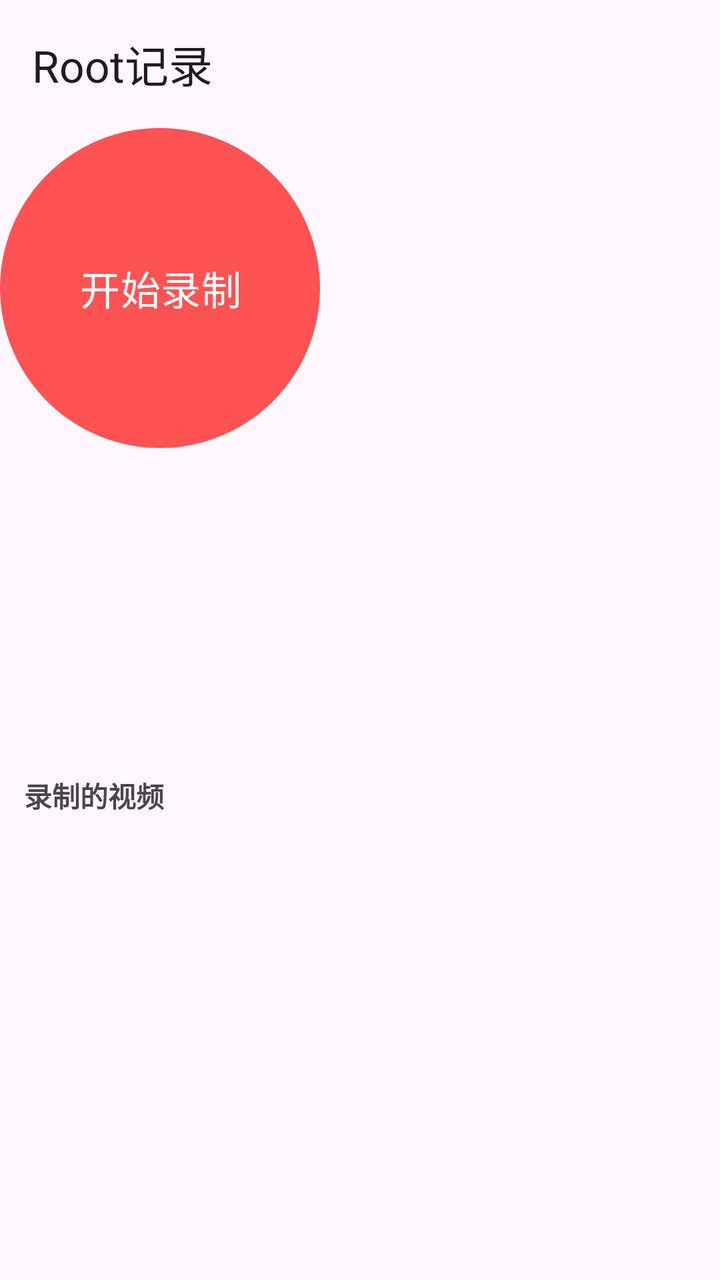
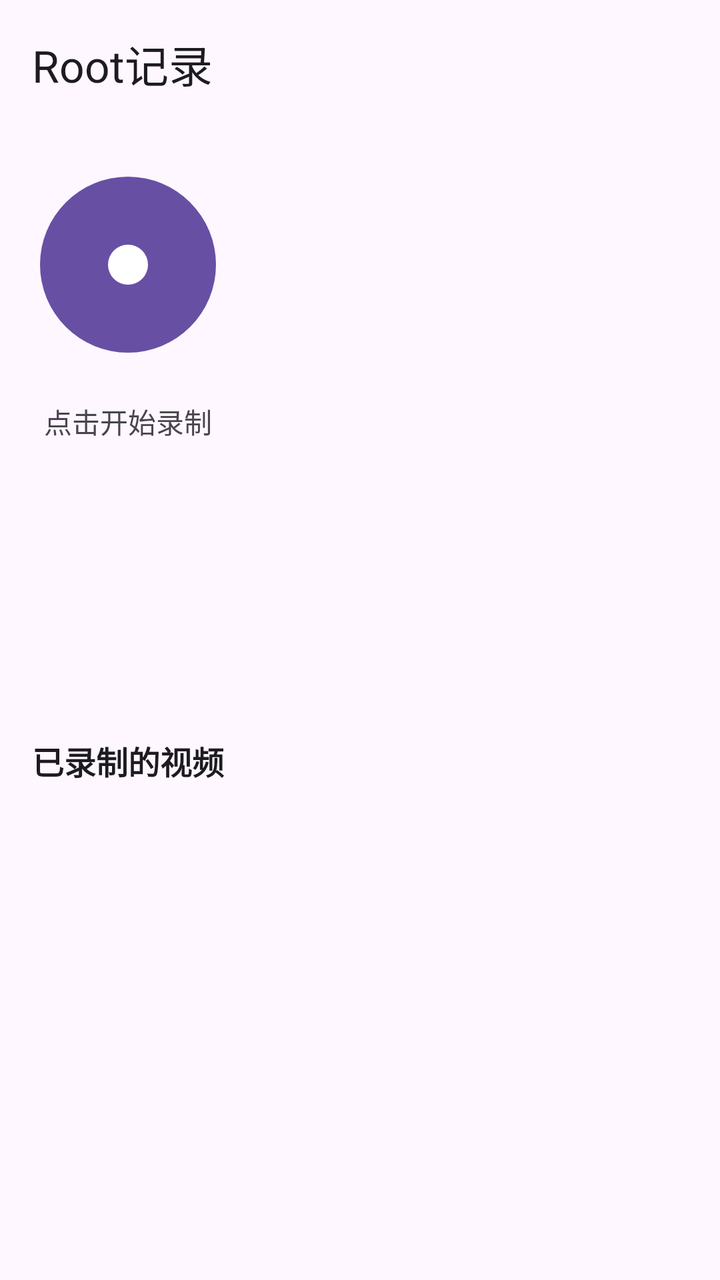

The first picture is an Android layout as it rendered before a commit; the second is the same layout after the commit. The layout source and the unified diff follow.
<!-- AndroidManifest.xml: application theme Theme.ScreenRecord -->
<!-- res/layout/activity_main.xml -->
<?xml version="1.0" encoding="utf-8"?>
<LinearLayout xmlns:android="http://schemas.android.com/apk/res/android"
    xmlns:app="http://schemas.android.com/apk/res-auto"
    android:layout_width="match_parent"
    android:layout_height="match_parent"
    android:orientation="vertical"
    android:background="?attr/colorSurface">

    <com.google.android.material.appbar.MaterialToolbar
        android:id="@+id/toolbar"
        android:layout_width="match_parent"
        android:layout_height="?attr/actionBarSize"
        android:background="?attr/colorSurface"
        app:title="@string/app_name"
        app:titleTextColor="?attr/colorOnSurface" />

    
    <FrameLayout
        android:layout_width="match_parent"
        android:layout_height="0dp"
        android:layout_weight="1"
        android:gravity="center">

        <com.google.android.material.button.MaterialButton
            android:id="@+id/btn_record"
            android:layout_width="160dp"
            android:layout_height="160dp"
            android:text="@string/btn_record"
            app:cornerRadius="80dp"
            app:backgroundTint="@color/red"
            android:textColor="#FFFFFF"
            android:textSize="20sp"
            android:insetTop="0dp"
            android:insetBottom="0dp" />

    </FrameLayout>

    
    <TextView
        android:id="@+id/tv_hint"
        android:layout_width="match_parent"
        android:layout_height="wrap_content"
        android:padding="12dp"
        android:text="录制的视频"
        android:textSize="14sp"
        android:textStyle="bold"
        android:textColor="?attr/colorOnSurfaceVariant" />

    <androidx.recyclerview.widget.RecyclerView
        android:id="@+id/recycler"
        android:layout_width="match_parent"
        android:layout_height="220dp"
        android:clipToPadding="false" />

</LinearLayout>
<!-- resources referenced by this layout -->
<resources>
  <color name="red">#FF5252</color>
  <string name="app_name">Root记录</string>
  <string name="btn_record">开始录制</string>
  <style name="Theme.ScreenRecord" parent="Theme.Material3.DayNight.NoActionBar">
          <item name="colorPrimary">#FF5252</item>
      </style>
</resources>

<!-- the commit's change to res/layout/activity_main.xml (unified diff, before → after) -->
@@ -21,17 +21,48 @@
         android:layout_weight="1"
         android:gravity="center">
 
-        <com.google.android.material.button.MaterialButton
-            android:id="@+id/btn_record"
-            android:layout_width="160dp"
-            android:layout_height="160dp"
-            android:text="@string/btn_record"
-            app:cornerRadius="80dp"
-            app:backgroundTint="@color/red"
-            android:textColor="#FFFFFF"
-            android:textSize="20sp"
-            android:insetTop="0dp"
-            android:insetBottom="0dp" />
+        <LinearLayout
+            android:layout_width="wrap_content"
+            android:layout_height="wrap_content"
+            android:orientation="vertical"
+            android:gravity="center">
+
+            
+            <com.google.android.material.progressindicator.CircularProgressIndicator
+                android:id="@+id/progress"
+                android:layout_width="120dp"
+                android:layout_height="120dp"
+                android:indeterminate="true"
+                android:visibility="invisible"
+                app:indicatorColor="?attr/colorPrimary"
+                app:trackColor="?attr/colorSurfaceVariant"
+                app:trackThickness="8dp"
+                app:indicatorSize="120dp" />
+
+            
+            <com.google.android.material.button.MaterialButton
+                android:id="@+id/btn_record"
+                android:layout_width="88dp"
+                android:layout_height="88dp"
+                app:icon="@drawable/ic_record"
+                app:iconSize="40dp"
+                app:iconTint="#FFFFFF"
+                app:cornerRadius="44dp"
+                app:backgroundTint="?attr/colorPrimary"
+                android:insetTop="0dp"
+                android:insetBottom="0dp"
+                android:layout_marginTop="-104dp" />
+
+            <TextView
+                android:id="@+id/tv_status"
+                android:layout_width="wrap_content"
+                android:layout_height="wrap_content"
+                android:layout_marginTop="24dp"
+                android:text="点击开始录制"
+                android:textSize="14sp"
+                android:textColor="?attr/colorOnSurfaceVariant" />
+
+        </LinearLayout>
 
     </FrameLayout>
 
@@ -40,16 +71,19 @@
         android:id="@+id/tv_hint"
         android:layout_width="match_parent"
         android:layout_height="wrap_content"
-        android:padding="12dp"
-        android:text="录制的视频"
-        android:textSize="14sp"
+        android:paddingStart="16dp"
+        android:paddingTop="12dp"
+        android:paddingBottom="8dp"
+        android:text="已录制的视频"
+        android:textSize="16sp"
         android:textStyle="bold"
-        android:textColor="?attr/colorOnSurfaceVariant" />
+        android:textColor="?attr/colorOnSurface" />
 
     <androidx.recyclerview.widget.RecyclerView
         android:id="@+id/recycler"
         android:layout_width="match_parent"
-        android:layout_height="220dp"
-        android:clipToPadding="false" />
+        android:layout_height="240dp"
+        android:clipToPadding="false"
+        android:paddingBottom="16dp" />
 
 </LinearLayout>
<!-- resource entries referenced after the edit -->
@@ -1,10 +1,22 @@
 <!-- resources referenced by this layout -->
 <resources>
-  <color name="red">#FF5252</color>
+  <!-- drawable ic_record (drawable) -->
+  <?xml version="1.0" encoding="utf-8"?>
+  <vector xmlns:android="http://schemas.android.com/apk/res/android"
+      android:width="48dp"
+      android:height="48dp"
+      android:viewportWidth="24"
+      android:viewportHeight="24">
+      <path
+          android:fillColor="#FF5252"
+          android:pathData="M12,12m-6,0a6,6 0,1 1,12 0a6,6 0,1 1,-12 0" />
+      <path
+          android:fillColor="#FFFFFF"
+          android:pathData="M12,10m-3,0a3,3 0,1 1,6 0a3,3 0,1 1,-6 0" />
+  </vector>
   <string name="app_name">Root记录</string>
-  <string name="btn_record">开始录制</string>
   <style name="Theme.ScreenRecord" parent="Theme.Material3.DayNight.NoActionBar">
-          <item name="colorPrimary">#FF5252</item>
+          <item name="android:statusBarColor">@android:color/transparent</item>
       </style>
 </resources>
 
